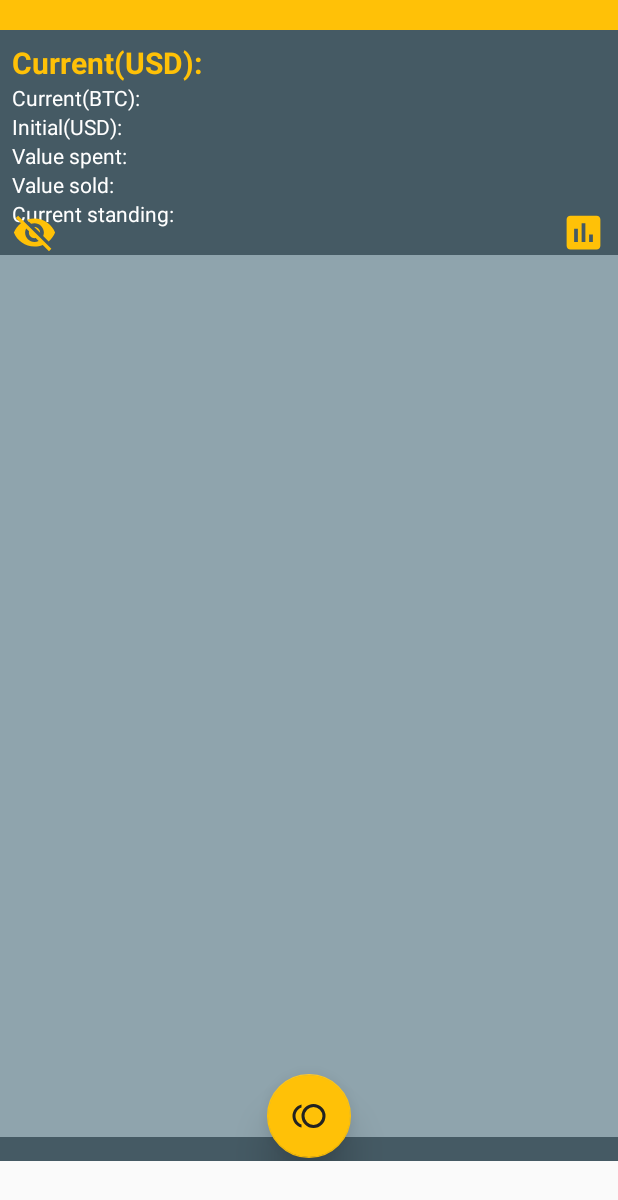
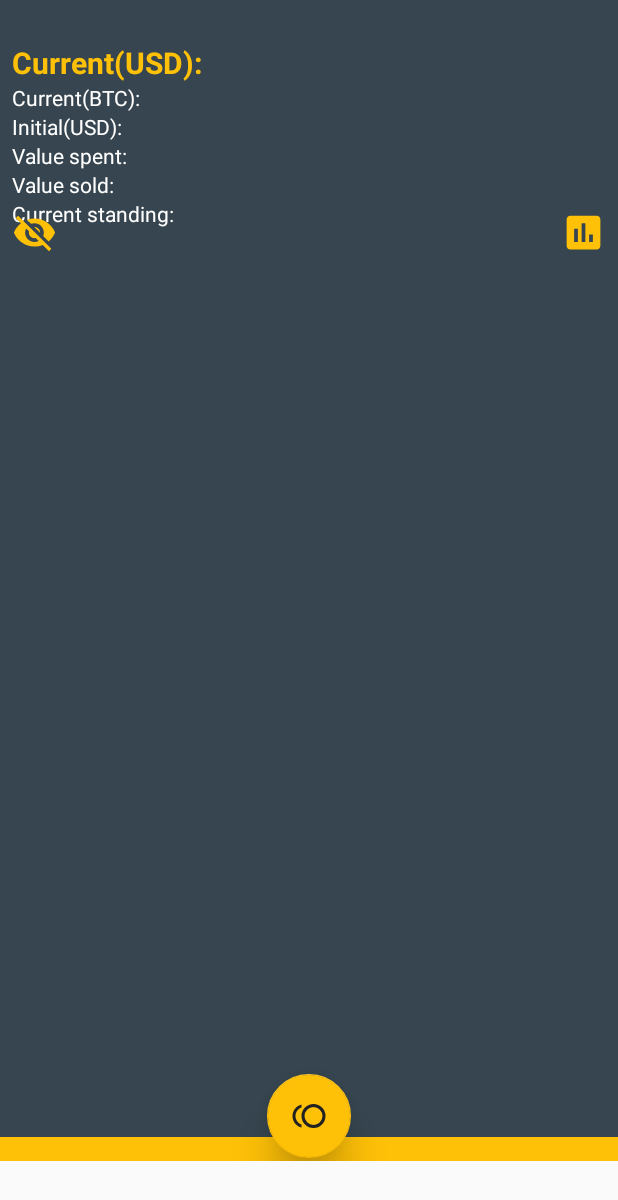
Before and after one commit to Flinted/ALT-Crypto-Tracker, an Android app: the fragment TrackerFragment shown on its own in the app's theme, on a phone screen of 412 x 824 dp. Shown: the top 1200 px of the screen. Run offline under Robolectric (Android 15) with nearby library versions, the phone set to English and light mode, and no system bars; libraries missing offline, so code that uses them is left out: com.github.mikephil.charting, com.jakewharton.threetenabp, io.realm, org.jetbrains.anko, rx.functions and 1 more; 8 statements that could not run were skipped.

Commit message:
Rebrand colour change

```diff
--- a/app/src/main/res/layout/fragment_market.xml
+++ b/app/src/main/res/layout/fragment_market.xml
@@ -22,7 +22,7 @@
             android:id="@+id/market_recycler_view"
             android:layout_width="match_parent"
             android:layout_height="match_parent"
-            android:background="@color/colorPrimarySoft"
+            android:background="@color/colorPrimary"
             app:layout_constraintBottom_toBottomOf="parent"
             app:layout_constraintLeft_toLeftOf="parent"
             app:layout_constraintRight_toRightOf="parent"
--- a/app/src/main/res/layout/fragment_tracker.xml
+++ b/app/src/main/res/layout/fragment_tracker.xml
@@ -15,7 +15,7 @@
         android:layout_height="match_parent"
         android:layout_marginBottom="16dp"
         android:layout_marginTop="@dimen/market_information_height"
-        android:background="@color/colorPrimarySoft"
+        android:background="@color/colorPrimary"
         app:layout_behavior="@string/appbar_scrolling_view_behavior">
 
         <android.support.constraint.ConstraintLayout
@@ -93,10 +93,10 @@
                 android:textColor="@color/colorAccent"
                 android:textSize="@dimen/text_xLarge_20sp"
                 android:visibility="gone"
-                app:layout_constraintBottom_toBottomOf="@id/tracker_recycler_view"
-                app:layout_constraintEnd_toEndOf="@id/tracker_recycler_view"
-                app:layout_constraintStart_toStartOf="@id/tracker_recycler_view"
-                app:layout_constraintTop_toTopOf="@id/tracker_recycler_view"
+                app:layout_constraintBottom_toBottomOf="parent"
+                app:layout_constraintEnd_toEndOf="parent"
+                app:layout_constraintStart_toStartOf="parent"
+                app:layout_constraintTop_toBottomOf="@id/tracker_chart_area"
                 />
 
         </android.support.constraint.ConstraintLayout>
--- a/app/src/main/res/layout/item_coin_list.xml
+++ b/app/src/main/res/layout/item_coin_list.xml
@@ -7,8 +7,11 @@
     android:layout_height="wrap_content"
     android:clickable="true"
     android:focusable="true"
+    android:layout_marginTop="@dimen/margin_small_4dp"
+    android:layout_marginBottom="@dimen/margin_small_4dp"
+    android:layout_marginEnd="@dimen/margin_xLarge_16dp"
+    android:layout_marginStart="@dimen/margin_xLarge_16dp"
     android:foreground="?android:attr/selectableItemBackground"
-    app:cardBackgroundColor="@color/colorOffWhite"
     >
 
     <include layout="@layout/item_coin_list_shared_content"/>
@@ -19,7 +22,6 @@
         android:layout_height="match_parent"
         android:layout_gravity="end"
         android:src="@drawable/ic_favorite_border_24dp"
-        android:background="@color/colorPrimary"
         android:tag="unchecked"
         />
 
--- a/app/src/main/res/layout/item_coin_list_favourite.xml
+++ b/app/src/main/res/layout/item_coin_list_favourite.xml
@@ -7,6 +7,10 @@
     android:layout_height="wrap_content"
     android:clickable="true"
     android:focusable="true"
+    android:layout_marginTop="@dimen/margin_small_4dp"
+    android:layout_marginBottom="@dimen/margin_small_4dp"
+    android:layout_marginEnd="@dimen/margin_xLarge_16dp"
+    android:layout_marginStart="@dimen/margin_xLarge_16dp"
     android:foreground="?android:attr/selectableItemBackground"
     app:cardBackgroundColor="@color/colorOffWhite"
     app:cardElevation="4dp"
@@ -19,7 +23,6 @@
         android:layout_width="30dp"
         android:layout_height="match_parent"
         android:layout_gravity="end"
-        android:background="@color/colorPrimary"
         android:src="@drawable/ic_favorite_24dp"
         android:tag="checked"
         />
--- a/app/src/main/res/layout/ticker_bottom.xml
+++ b/app/src/main/res/layout/ticker_bottom.xml
@@ -5,9 +5,9 @@
     android:layout_width="match_parent"
     android:layout_height="16dp"
     android:layout_gravity="bottom"
-    android:background="@color/colorPrimaryDark"
+    android:background="@color/colorAccent"
     android:gravity="center_horizontal"
     android:paddingEnd="@dimen/margin_small_4dp"
     android:paddingStart="@dimen/margin_small_4dp"
-    android:textColor="@color/colorWhite"
+    android:textColor="@color/colorPrimaryDark"
     android:textSize="@dimen/text_size_small"/>
--- a/app/src/main/res/layout/ticker_top.xml
+++ b/app/src/main/res/layout/ticker_top.xml
@@ -3,5 +3,6 @@
           android:id="@+id/shared_top_ticker"
           android:layout_width="match_parent"
           android:layout_height="@dimen/market_information_height"
-          android:background="@color/colorAccent"
+          android:textColor="@color/colorAccent"
+          android:background="@color/colorPrimaryDark"
           android:gravity="center"/>
--- a/app/src/main/res/values/colors.xml
+++ b/app/src/main/res/values/colors.xml
@@ -1,7 +1,7 @@
 <?xml version="1.0" encoding="utf-8"?>
 <resources>
-    <color name="colorPrimary">#607D8B</color>
-    <color name="colorPrimaryDark">#455A64</color>
+    <color name="colorPrimary">#36454f</color>
+    <color name="colorPrimaryDark">#36454f</color>
     <color name="colorPrimarySoft">#8FA4AD</color>
     <color name="colorPrimaryLight">#EFF2F3</color>
     <color name="colorAccent">#FFC107</color>
--- a/app/src/main/res/values/strings.xml
+++ b/app/src/main/res/values/strings.xml
@@ -1,5 +1,5 @@
 <resources>
-    <string name="app_name">cryptohound</string>
+    <string name="app_name">alt</string>
     <string name="action_settings">Settings</string>
     <string name="coin_list_row_title_1h">1H</string>
     <string name="coin_list_row_title_24h">24H</string>
```
Also changed, not shown: app/src/main/res/layout/item_coin_list_shared_content.xml (+15 -12 lines).
